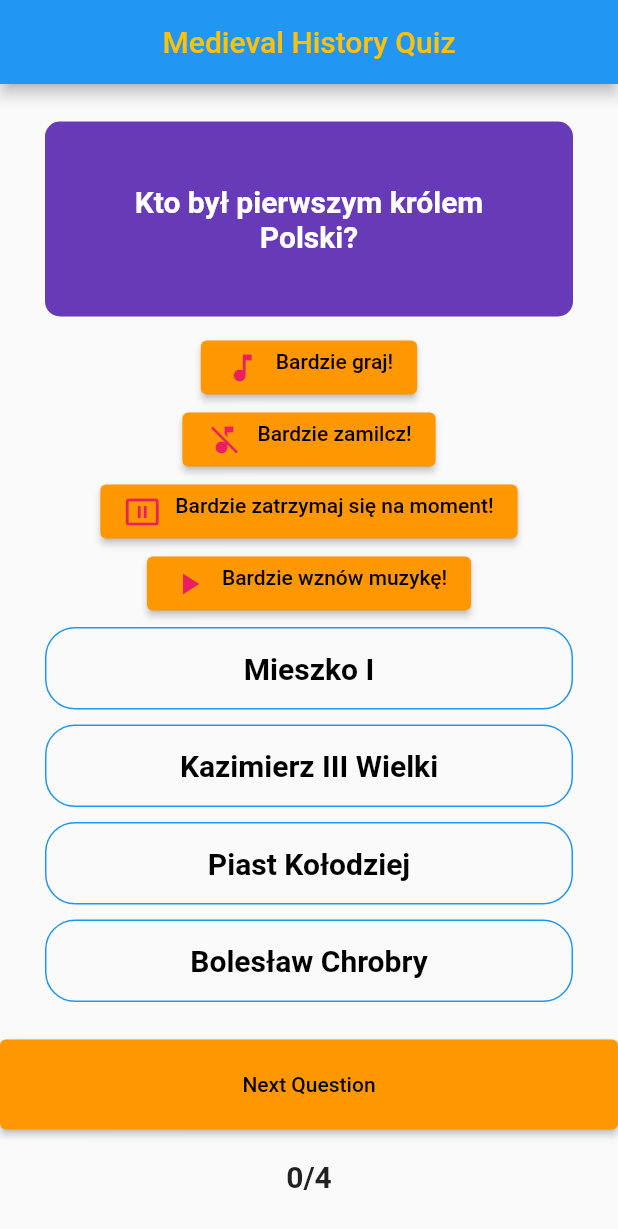
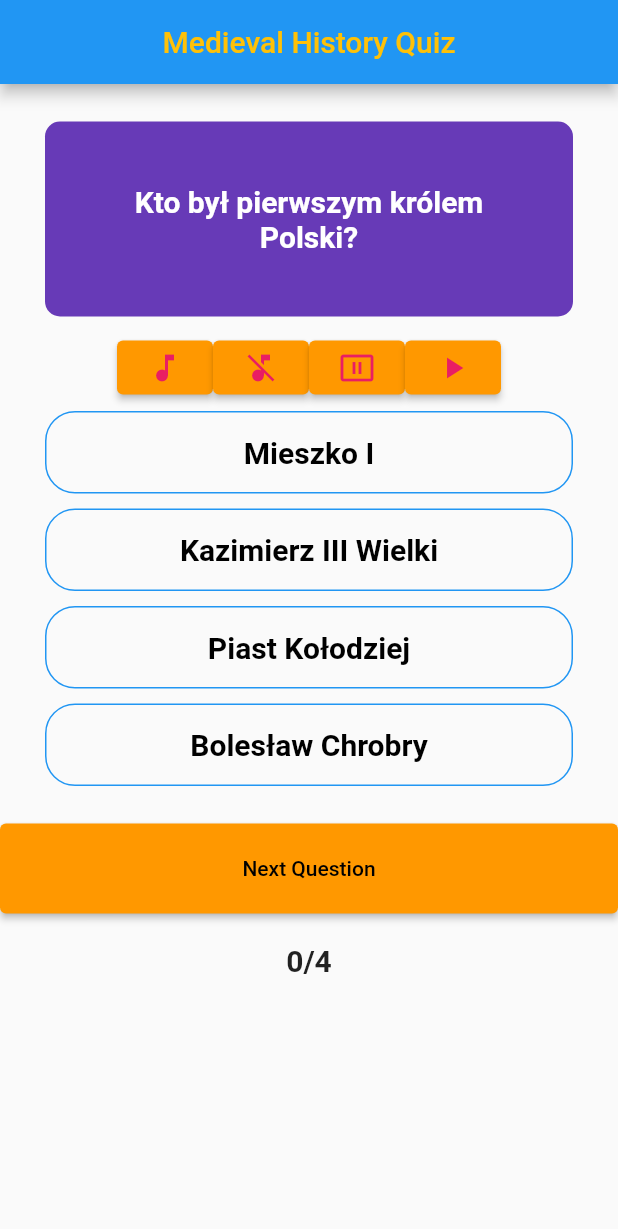
Before and after one commit to christopherwozniak/medieval_quiz, a Flutter app: the screen it shows after launch, on a phone screen of 412 x 824 dp. Shown: the top 1229 px of the screen. Run offline on Flutter 3.47's test engine with Material 2 defaults, Android fonts, the light colour scheme and no system bars; our stand-ins replace audioplayers.

Commit message:
Change text on answer.dart

```diff
--- a/lib/home/home.dart
+++ b/lib/home/home.dart
@@ -109,6 +109,7 @@ class _HomeState extends State<Home> {
                     ),
                   ),
                 ), Row(mainAxisAlignment: MainAxisAlignment.center,
+                mainAxisSize: MainAxisSize.min,
                   children: [
                     ElevatedButton(onPressed: () { player.play(AssetSource('dance_of_nordic.mp3'),); },
                     child: Wrap(
@@ -117,14 +118,10 @@ class _HomeState extends State<Home> {
             Icons.music_note,
             color: Colors.pink,
             size: 24.0,
-        ),
-        SizedBox(
-            width:10,
-        ),  Text('Bardzie graj!'),],),
-                )],
+        ),],)
+
                 ),
-                Row(mainAxisAlignment: MainAxisAlignment.center,
-                  children: [
+
                     ElevatedButton(onPressed: () {
                       player.stop();
                     }, child: Wrap(
@@ -133,14 +130,8 @@ class _HomeState extends State<Home> {
             Icons.music_off,
             color: Colors.pink,
             size: 24.0,
-        ),
-        SizedBox(
-            width:10,
-        ), Text('Bardzie zamilcz!'),],),),
-                  ],
-                ),
-                Row(mainAxisAlignment: MainAxisAlignment.center,
-                  children: [
+        ),],),),
+
                     ElevatedButton(onPressed: () {
                       player.pause();
                     }, child: Wrap(
@@ -149,14 +140,9 @@ class _HomeState extends State<Home> {
             Icons.pause_presentation,
             color: Colors.pink,
             size: 24.0,
-        ),
-        SizedBox(
-            width:10,
-        ),  Text('Bardzie zatrzymaj się na moment!'),],),),
-                  ],
-                ),
-                Row(mainAxisAlignment: MainAxisAlignment.center,
-                  children: [
+        ),],),),
+
+
                     ElevatedButton(onPressed: () {
                       player.resume();
                     }, child: Wrap(
@@ -165,10 +151,7 @@ class _HomeState extends State<Home> {
             Icons.play_arrow,
             color: Colors.pink,
             size: 24.0,
-        ),
-        SizedBox(
-            width:10,
-        ),  Text('Bardzie wznów muzykę!'),],),),
+        ),],),),
                   ],
                 ),
                 ...(_questions[_questioniIndex]['answers']
```
